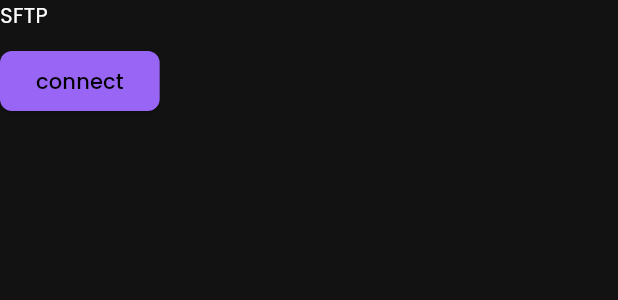
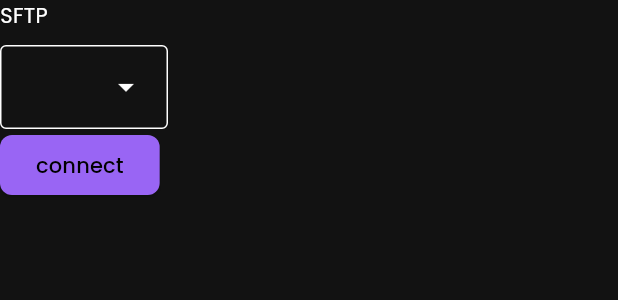
Before and after one commit to Adamv27/SFTP-Client, a Flutter app: the SFTPPage widget shown alone on an empty page, opened directly, after a tap on "connect", on a phone screen of 412 x 824 dp. Shown: the top 300 px of the screen. Run offline on Flutter 3.47's test engine with Material 3 defaults, Android fonts, the phone set to English and light mode, and no system bars; our stand-ins replace file_picker, flutter_riverpod, flutter_secure_storage, google_fonts, riverpod_annotation; missing offline and left inert: bitsdojo_window, dartssh3; accounts and stored records are empty; generated files the repository leaves out were written again.

Commit message:
Create host dropdown from saved hosts to connect to sftp

```diff
--- a/lib/pages/hosts/models/host.dart
+++ b/lib/pages/hosts/models/host.dart
@@ -64,6 +64,9 @@ class Host {
       'username': username,
       'port': _port,
       'url': url,
+      'password': savePassword ? _password : null,
+      'keyPath': _keyPath,
+      'authType': authType.name,
     };
   }
 
@@ -73,6 +76,9 @@ class Host {
       username: json['username'],
       url: json['url'],
       port: json['port'],
+      password: json['password'],
+      keyPath: json['keyPath'],
+      authType: HostAuthType.values.byName(json['authType']),
     );
   }
 
--- a/lib/pages/hosts/providers/hosts_provider.dart
+++ b/lib/pages/hosts/providers/hosts_provider.dart
@@ -1,6 +1,7 @@
 import 'dart:convert';
 import 'package:riverpod_annotation/riverpod_annotation.dart';
 import 'package:sftp_client/pages/hosts/models/host.dart';
+import 'package:sftp_client/pages/sftp/providers/selected_host_provider.dart';
 import 'package:sftp_client/storage_provider.dart';
 
 part 'hosts_provider.g.dart';
@@ -30,6 +31,11 @@ class HostsList extends _$HostsList {
 
   Future<void> removeHost(Host hostToRemove) async {
     final storage = ref.read(secureStorageProvider);
+    final selectedHost = ref.read(selectedHostProvider);
+    if (hostToRemove == selectedHost) {
+      ref.read(selectedHostProvider.notifier).clearSelection();
+    }
+
     final hosts = await build();
     final updatedHosts = hosts.where((host) => host != hostToRemove);
     final hostsJson = updatedHosts.map((host) => host.toJson()).toList();
--- a/lib/pages/sftp/sftp_page.dart
+++ b/lib/pages/sftp/sftp_page.dart
@@ -1,49 +1,79 @@
 import 'dart:io';
 import 'package:dartssh3/dartssh3.dart';
 import 'package:flutter/material.dart';
+import 'package:flutter_riverpod/flutter_riverpod.dart';
+import 'package:sftp_client/pages/hosts/models/host.dart';
+import 'package:sftp_client/pages/hosts/providers/hosts_provider.dart';
+import 'package:sftp_client/pages/sftp/providers/selected_host_provider.dart';
 
-class SFTPPage extends StatelessWidget {
+class SFTPPage extends ConsumerWidget {
   const SFTPPage({super.key});
 
-  Future<void> connectToServer() async {
-    const url = String.fromEnvironment("SERVER_URL");
-    const username = String.fromEnvironment("SERVER_USERNAME");
-    final int port = int.parse(const String.fromEnvironment("SERVER_PORT"));
-    const keyPath = String.fromEnvironment("PUBLIC_KEY_PATH");
+  Future<void> connectToSelectedHost(WidgetRef ref) async {
+    Host? host = ref.read(selectedHostProvider);
+    if (host == null) return;
 
-    print('Connecting to $username@$url:$port');
-
-    String keyPem = await File(keyPath).readAsString();
-
+    String keyPem = await File(host.keyPath!).readAsString();
+    print(host.port);
     final client = SSHClient(
-      await SSHSocket.connect(url, port),
-      username: username,
+      await SSHSocket.connect(host.url, host.port),
+      username: host.username!,
       identities: [...SSHKeyPair.fromPem(keyPem)],
     );
 
+    await client.authenticated;
     final sftp = await client.sftp();
-    final items = await sftp.listdir('/home/adam');
+    final items = await sftp.listdir('/home/${host.username}');
     for (final item in items) {
       print(item.longname);
     }
 
+    sftp.close();
     client.close();
   }
 
   @override
-  Widget build(BuildContext context) {
+  Widget build(BuildContext context, WidgetRef ref) {
+    final hostsState = ref.watch(hostsListProvider);
+    final selectedHost = ref.watch(selectedHostProvider);
+
     return Column(
       crossAxisAlignment: CrossAxisAlignment.start,
       children: [
         const Text('SFTP'),
         const SizedBox(height: 10),
+        hostsState.when(
+          data: (hosts) => _buildHostsDropdown(ref, hosts),
+          loading: () => const Center(child: CircularProgressIndicator()),
+          error: (error, stackTrace) {
+            print(error);
+            return Container();
+          },
+        ),
         ElevatedButton(
           onPressed: () async {
-            await connectToServer();
+            await connectToSelectedHost(ref);
           },
           child: const Text('connect'),
-        )
+        ),
       ],
     );
   }
+
+  Widget _buildHostsDropdown(WidgetRef ref, List<Host> hosts) {
+    return DropdownMenu<Host>(
+      initialSelection: ref.read(selectedHostProvider),
+      enableSearch: false,
+      dropdownMenuEntries: [
+        ...hosts.map((host) => DropdownMenuEntry(
+              value: host,
+              label: host.name,
+            ))
+      ],
+      onSelected: (value) {
+        if (value == null) return;
+        ref.read(selectedHostProvider.notifier).selectHost(value);
+      },
+    );
+  }
 }
```
Also changed, not shown: lib/pages/sftp/providers/selected_host_provider.dart (added, +21 -0 lines), lib/pages/sftp/providers/selected_host_provider.g.dart.
